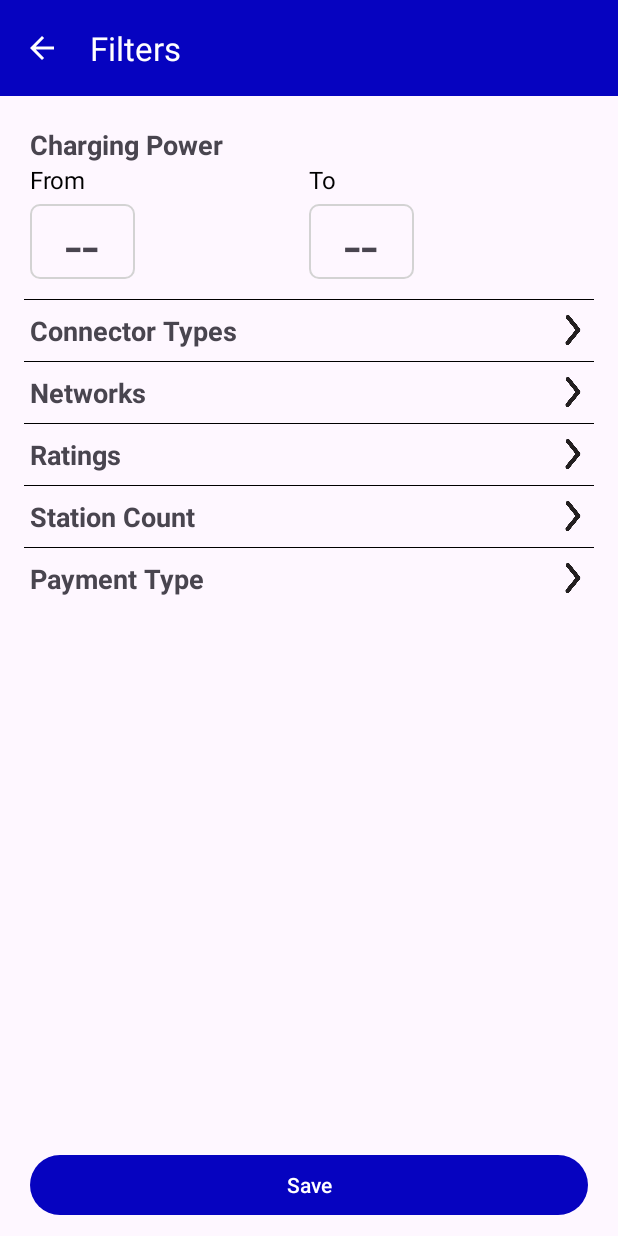
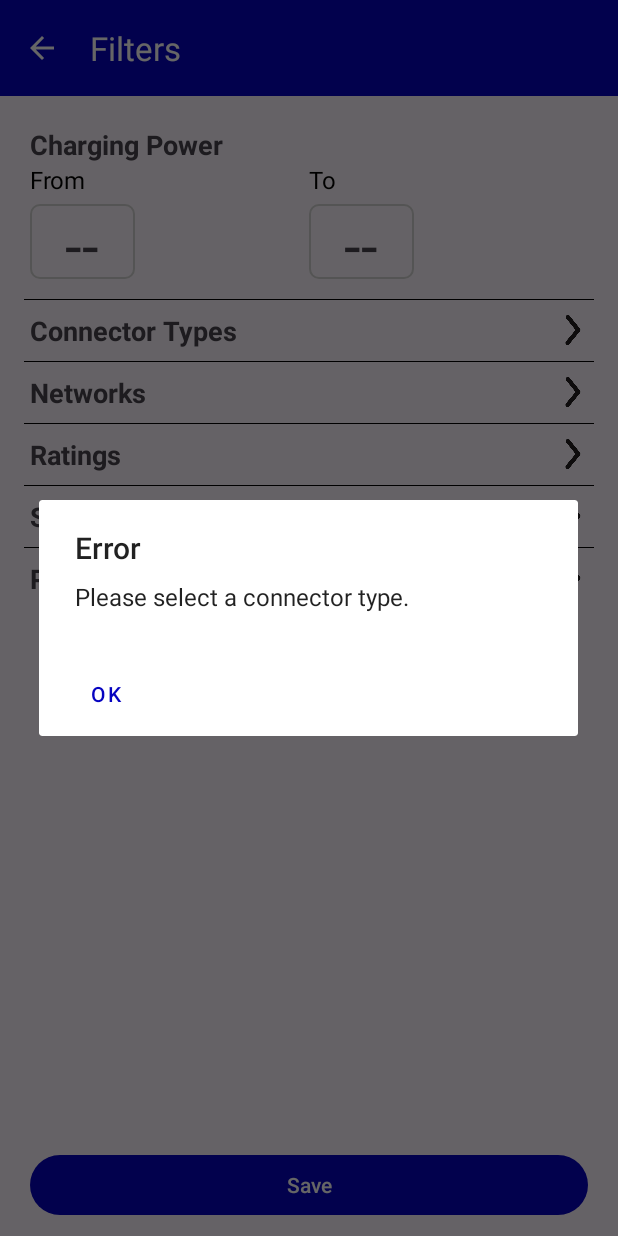
Before and after one commit to WhyIsEveryNameTaken124/Power-Path, an Android app: the screen it shows after launch (FiltersActivity), after a tap on "Save", on a phone screen of 412 x 824 dp. Run offline under Robolectric (Android 15) with nearby library versions, the phone set to English and light mode, and no system bars.

Commit message:
validation in filtersActivity and changes around signup

```diff
--- a/PowerPath/app/src/main/java/com/example/powerpath/FiltersActivity.kt
+++ b/PowerPath/app/src/main/java/com/example/powerpath/FiltersActivity.kt
@@ -246,9 +246,31 @@ class FiltersActivity : AppCompatActivity() {
         imageView.startAnimation(rotateAnimation)
     }
 
-    private fun validateFilters(): Boolean {
-        //TODO validate, return errors
-        return true
+    private fun validateFilters(powerRange: Pair<Int, Int>, connectorType: String): Boolean {
+        var isValid = true
+        if (powerRange.first > powerRange.second) {
+            AlertDialog.Builder(this@FiltersActivity)
+                .setTitle(resources.getString(R.string.text_error))
+                .setMessage(resources.getString(R.string.text_please_select_valid_range))
+                .setNeutralButton(resources.getString(R.string.text_ok)) { dialog, _ ->
+                    dialog.dismiss()
+                }
+                .create()
+                .show()
+            isValid = false
+        }
+        if (connectorType == "") {
+            AlertDialog.Builder(this@FiltersActivity)
+                .setTitle(resources.getString(R.string.text_error))
+                .setMessage(resources.getString(R.string.text_please_select_connector_type))
+                .setNeutralButton(resources.getString(R.string.text_ok)) { dialog, _ ->
+                    dialog.dismiss()
+                }
+                .create()
+                .show()
+            isValid = false
+        }
+        return isValid
     }
 
     private fun getFilters() {
@@ -336,7 +358,6 @@ class FiltersActivity : AppCompatActivity() {
     }
 
     private fun onSave() {
-        if (!validateFilters()) return
         val email = DataManager.email
         val powerRange = Pair(
             if (binding.tvValueFrom.text.toString() == "--") 0 else selectedMinPower,
@@ -348,6 +369,7 @@ class FiltersActivity : AppCompatActivity() {
         val minStationCount = selectedStationCount
         val paid = binding.checkBoxCard.isChecked
         val free = binding.checkBoxFree.isChecked
+        if (!validateFilters(powerRange, connectorType)) return
         saveFilters(email, powerRange, connectorType, networks, minRating, minStationCount, paid, free)
     }
 }
--- a/PowerPath/app/src/main/res/drawable/button.xml
+++ b/PowerPath/app/src/main/res/drawable/button.xml
@@ -2,7 +2,7 @@
     xmlns:android="http://schemas.android.com/apk/res/android"
     android:shape="rectangle">
     <solid
-        android:color="@color/button" />
+        android:color="@color/keese_blue" />
 
     <corners
         android:bottomRightRadius="6dp"
--- a/PowerPath/app/src/main/res/layout/activity_sign_in.xml
+++ b/PowerPath/app/src/main/res/layout/activity_sign_in.xml
@@ -132,7 +132,7 @@
             android:layout_marginStart="40dp"
             android:layout_marginBottom="80dp"
             android:background="@drawable/button"
-            android:backgroundTint="@color/button"
+            android:backgroundTint="@color/keese_blue"
             android:text="@string/text_sign_up"
             android:textColor="@color/white"
             app:layout_constraintBottom_toBottomOf="parent"
--- a/PowerPath/app/src/main/res/values/strings.xml
+++ b/PowerPath/app/src/main/res/values/strings.xml
@@ -26,6 +26,12 @@
     <string name="text_to">To</string>
     <string name="text_select_minimum_power">Select Minimum Power</string>
     <string name="text_select_maximum_power">Select Maximum Power</string>
+    <string name="text_sign_up">Sign Up</string>
+    <string name="text_log_in">Log In</string>
+    <string name="text_forgot_password">Forgot password?</string>
+    <string name="text_remember_me">Remember me</string>
+    <string name="text_have_account">Already have an account? Log in</string>
+    <string name="text_ok">Ok</string>
     <!--    Errors-->
     <string name="text_enter_valid_email">Please enter a valid email address!</string>
     <string name="text_email_already_used">This email is already in use</string>
@@ -33,12 +39,10 @@
     <string name="text_password_must_contain_special_symbol">Password must contain at least one special symbol</string>
     <string name="text_password_must_contain_number">Password must contain at least one number</string>
     <string name="text_password_must_contain_uppercase">Password must contain at least one uppercase letter</string>
-    <string name="text_sign_up">Sign Up</string>
-    <string name="text_log_in">Log In</string>
-    <string name="text_forgot_password">Forgot password?</string>
-    <string name="text_remember_me">Remember me</string>
-    <string name="text_have_account">Already have an account? Log in</string>
     <string name="text_oops_something_went_wrong">Oops! Something went wrong</string>
     <string name="text_no_email">Please enter an email</string>
     <string name="text_no_password">Please enter a password</string>
+    <string name="text_error">Error</string>
+    <string name="text_please_select_valid_range">Please select a valid range for charging power.</string>
+    <string name="text_please_select_connector_type">Please select a connector type.</string>
 </resources>
```
